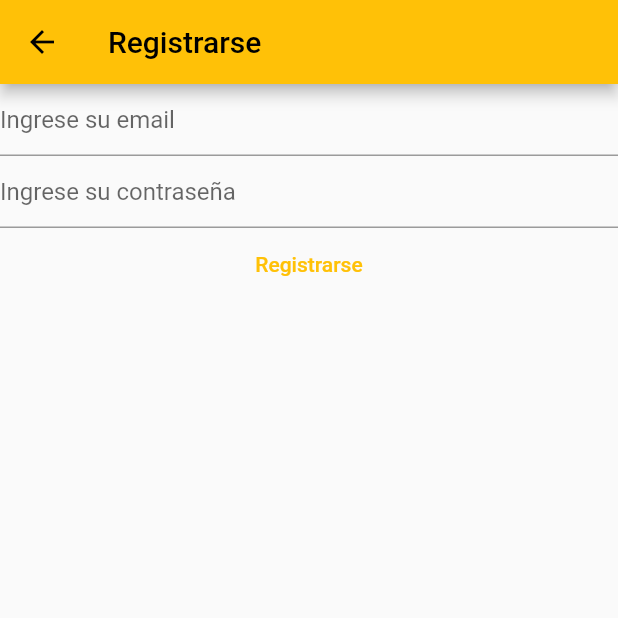
After one commit to ludwingperezt/flutter-notes, a Flutter app: the RegistroView screen opened directly, on a phone screen of 412 x 824 dp, the top half of it. The commit adds this screen. Run offline on Flutter 3.47's test engine with Material 2 defaults, Android fonts, the phone set to English and light mode, and no system bars; our stand-ins replace firebase_auth, firebase_core, flutter_dotenv; accounts and stored records are empty; network calls fail.

Commit message:
Refactorizar vista principal.
* Se creó una carpeta para views donde se colocaron los archivos individuales
  de la view de registro y de login.

* Se crearon los archivos específicos para views de login y registro.

```diff
--- /dev/null
+++ b/lib/views/registro_view.dart
@@ -0,0 +1,110 @@
+import 'package:firebase_auth/firebase_auth.dart';
+import 'package:firebase_core/firebase_core.dart';
+import 'package:flutter/material.dart';
+import 'package:mynotes/firebase_options.dart';
+
+// Widget para registro de nuevos usuarios.
+class RegistroView extends StatefulWidget {
+  const RegistroView({super.key});
+
+  @override
+  State<RegistroView> createState() => _RegistroViewState();
+}
+
+class _RegistroViewState extends State<RegistroView> {
+  late final TextEditingController _email;
+  late final TextEditingController _password;
+
+  @override
+  void initState() {
+    // Iniciar los controladores de texto para el email y la contraseña
+    _email = TextEditingController();
+    _password = TextEditingController();
+
+    super.initState();
+  }
+
+  @override
+  void dispose() {
+    // SIEMPRE: Eliminar los controladores al finalizar la pantalla
+    _email.dispose();
+    _password.dispose();
+    super.dispose();
+  }
+
+  @override
+  Widget build(BuildContext context) {
+    // Scaffold() agrega todos los componentes del widget.
+    return Scaffold(
+      appBar: AppBar(
+        title: const Text('Registrarse'),
+      ),
+      body: FutureBuilder(
+        future: Firebase.initializeApp(
+          options: DefaultFirebaseOptions.currentPlatform,
+        ),
+        // FutureBuilder se usa para inicializar un widget HASTA que una promesa se haya completado, en este caso hasta que la app Firebase se haya iniciado.
+        builder: (context, snapshot) {
+          // a través de snapshot se puede obtener el estado de la promesa (Future)
+          // y realizar alguna acción mientras se espera que se resuelva y cuando
+          // se reciba una respuesta, ya sea exitosa o sea un error.
+
+          switch (snapshot.connectionState) {
+            // TODO: Pendiente de implementar los otros casos de estado del Future
+            // case ConnectionState.none:
+            //   // TODO: Handle this case.
+            //   break;
+            // case ConnectionState.waiting:
+            //   // TODO: Handle this case.
+            //   break;
+            // case ConnectionState.active:
+            //   // TODO: Handle this case.
+            //   break;
+
+            case ConnectionState.done:
+              // El widget Column se usa para apilar componentes, en este caso
+              // se apilan los campos de usuario, contraseña y botón de registro
+              // en una sola columna.
+              return Column(
+                children: [
+                  TextField(
+                    controller: _email,
+                    enableSuggestions: false,
+                    autocorrect: false,
+                    keyboardType: TextInputType.emailAddress,
+                    decoration: const InputDecoration(
+                      hintText: 'Ingrese su email',
+                    ),
+                  ),
+                  TextField(
+                    controller: _password,
+                    obscureText: true,
+                    enableSuggestions: false,
+                    autocorrect: false,
+                    decoration: const InputDecoration(
+                      hintText: 'Ingrese su contraseña',
+                    ),
+                  ),
+                  TextButton(
+                    onPressed: () async {
+                      // Aqui vamos a crear el usuario en firebase.
+                      final email = _email.text;
+                      final password = _password.text;
+
+                      final userCredentials = await FirebaseAuth.instance
+                          .createUserWithEmailAndPassword(
+                              email: email, password: password);
+                    },
+                    child: const Text('Registrarse'),
+                  ),
+                ],
+              );
+
+            default:
+              return const Text('Cargando...');
+          }
+        },
+      ),
+    );
+  }
+}
```
Also changed, not shown: lib/main.dart (+2 -111 lines), lib/views/login_view.dart (added, +113 -0 lines).
